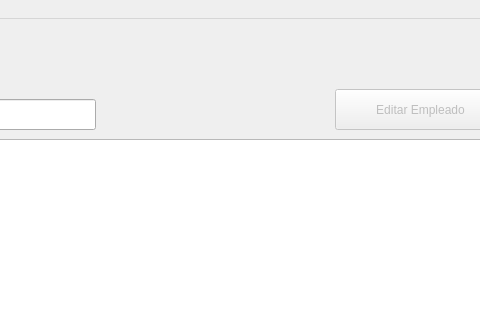
This is msc_tec_prog_activities/Act_3_1/MSC26_3_1_GARCIA_ALBERTO/ui/main_window.ui in B33THO/msc2026 as Qt 5 draws it before an edit; both pictures show x 365 to 845 and y 0 to 320 of the 1084 by 578 pixel window. The edited form follows.
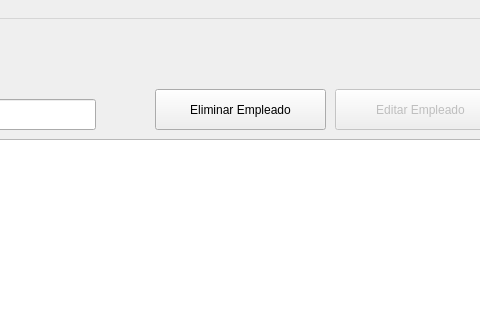
This is the edited form. Icons and pictures are not drawn.

Commit message: add delete employee button

Patch:
```diff
--- a/msc_tec_prog_activities/Act_3_1/MSC26_3_1_GARCIA_ALBERTO/ui/main_window.ui
+++ b/msc_tec_prog_activities/Act_3_1/MSC26_3_1_GARCIA_ALBERTO/ui/main_window.ui
@@ -111,6 +111,29 @@
       <normaloff>../icons/person_edit.svg</normaloff>../icons/person_edit.svg</iconset>
     </property>
    </widget>
+   <widget class="QPushButton" name="btn_add_employee_2">
+    <property name="geometry">
+     <rect>
+      <x>520</x>
+      <y>70</y>
+      <width>171</width>
+      <height>41</height>
+     </rect>
+    </property>
+    <property name="toolTip">
+     <string>Crear un empleado nuevo</string>
+    </property>
+    <property name="styleSheet">
+     <string notr="true"/>
+    </property>
+    <property name="text">
+     <string>Eliminar Empleado</string>
+    </property>
+    <property name="icon">
+     <iconset>
+      <normaloff>../icons/person_add.svg</normaloff>../icons/person_add.svg</iconset>
+    </property>
+   </widget>
   </widget>
   <widget class="QMenuBar" name="menubar">
    <property name="geometry">
```
